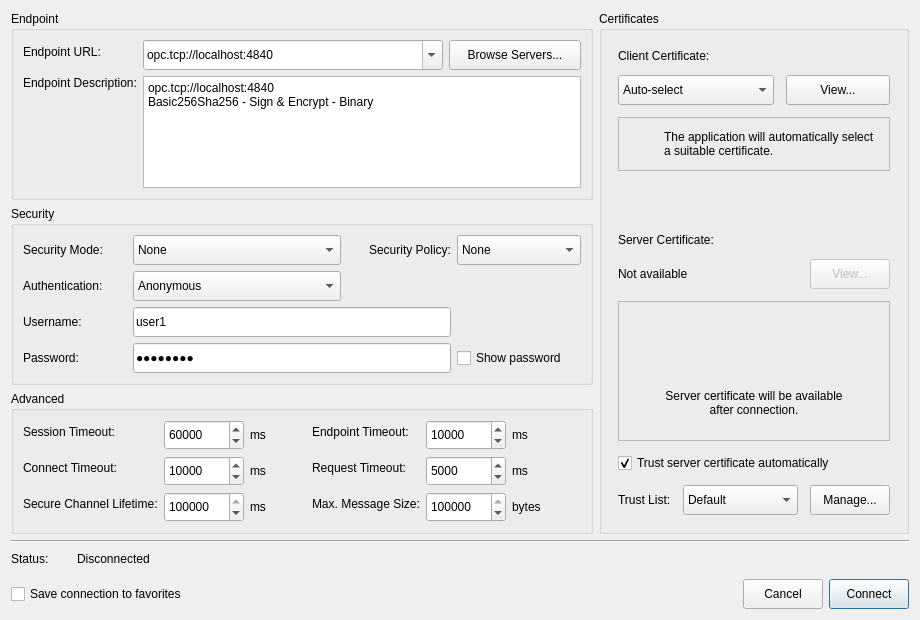
Old version of the form src/dialogs/connectiondialog.ui in the repository sanny32/OpenUaExplorer.
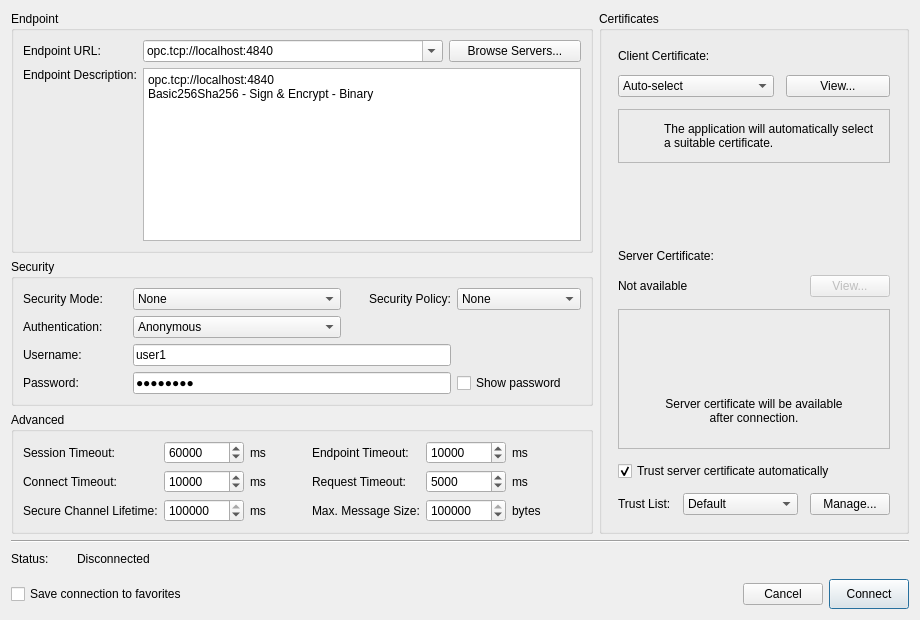
New version of the form. Icons and pictures are not drawn. Custom widgets are drawn as their Qt base class.

Commit message: feat: Enhance AppStyle and UI components with size adjustments and themed button integration

```diff
--- a/src/dialogs/connectiondialog.ui
+++ b/src/dialogs/connectiondialog.ui
@@ -69,7 +69,7 @@
               <property name="minimumSize">
                <size>
                 <width>300</width>
-                <height>30</height>
+                <height>0</height>
                </size>
               </property>
               <property name="editable">
@@ -84,12 +84,6 @@
             </item>
             <item>
              <widget class="ThemedPushButton" name="browseServersButton">
-              <property name="minimumSize">
-               <size>
-                <width>0</width>
-                <height>30</height>
-               </size>
-              </property>
               <property name="text">
                <string>Browse Servers...</string>
               </property>
@@ -138,12 +132,6 @@
           </item>
           <item row="2" column="1" colspan="3">
            <widget class="QLineEdit" name="usernameEdit">
-            <property name="minimumSize">
-             <size>
-              <width>0</width>
-              <height>30</height>
-             </size>
-            </property>
             <property name="text">
              <string>user1</string>
             </property>
@@ -158,12 +146,6 @@
           </item>
           <item row="3" column="1" colspan="3">
            <widget class="QLineEdit" name="passwordEdit">
-            <property name="minimumSize">
-             <size>
-              <width>0</width>
-              <height>30</height>
-             </size>
-            </property>
             <property name="text">
              <string>password</string>
             </property>
@@ -188,12 +170,6 @@
           </item>
           <item row="0" column="4">
            <widget class="QComboBox" name="securityPolicyComboBox">
-            <property name="minimumSize">
-             <size>
-              <width>0</width>
-              <height>30</height>
-             </size>
-            </property>
             <item>
              <property name="text">
               <string>None</string>
@@ -213,12 +189,6 @@
           </item>
           <item row="1" column="1" colspan="2">
            <widget class="QComboBox" name="authenticationComboBox">
-            <property name="minimumSize">
-             <size>
-              <width>0</width>
-              <height>30</height>
-             </size>
-            </property>
             <item>
              <property name="text">
               <string>Anonymous</string>
@@ -238,12 +208,6 @@
           </item>
           <item row="0" column="1" colspan="2">
            <widget class="QComboBox" name="securityModeComboBox">
-            <property name="minimumSize">
-             <size>
-              <width>0</width>
-              <height>30</height>
-             </size>
-            </property>
             <item>
              <property name="text">
               <string>None</string>
@@ -286,7 +250,7 @@
                 <property name="minimumSize">
                  <size>
                   <width>80</width>
-                  <height>30</height>
+                  <height>0</height>
                  </size>
                 </property>
                 <property name="maximum">
@@ -333,7 +297,7 @@
                 <property name="minimumSize">
                  <size>
                   <width>80</width>
-                  <height>30</height>
+                  <height>0</height>
                  </size>
                 </property>
                 <property name="maximum">
@@ -380,7 +344,7 @@
                 <property name="minimumSize">
                  <size>
                   <width>80</width>
-                  <height>30</height>
+                  <height>0</height>
                  </size>
                 </property>
                 <property name="maximum">
@@ -431,7 +395,7 @@
                 <property name="minimumSize">
                  <size>
                   <width>80</width>
-                  <height>30</height>
+                  <height>0</height>
                  </size>
                 </property>
                 <property name="maximum">
@@ -478,7 +442,7 @@
                 <property name="minimumSize">
                  <size>
                   <width>80</width>
-                  <height>30</height>
+                  <height>0</height>
                  </size>
                 </property>
                 <property name="maximum">
@@ -525,7 +489,7 @@
                 <property name="minimumSize">
                  <size>
                   <width>80</width>
-                  <height>30</height>
+                  <height>0</height>
                  </size>
                 </property>
                 <property name="maximum">
@@ -597,12 +561,6 @@
          <layout class="QHBoxLayout" name="clientCertificateLayout">
           <item>
            <widget class="QComboBox" name="clientCertificateComboBox">
-            <property name="minimumSize">
-             <size>
-              <width>0</width>
-              <height>30</height>
-             </size>
-            </property>
             <item>
              <property name="text">
               <string>Auto-select</string>
@@ -617,12 +575,6 @@
           </item>
           <item>
            <widget class="ThemedPushButton" name="clientCertificateViewButton">
-            <property name="minimumSize">
-             <size>
-              <width>0</width>
-              <height>30</height>
-             </size>
-            </property>
             <property name="text">
              <string>View...</string>
             </property>
@@ -716,12 +668,6 @@
             <property name="enabled">
              <bool>false</bool>
             </property>
-            <property name="minimumSize">
-             <size>
-              <width>0</width>
-              <height>30</height>
-             </size>
-            </property>
             <property name="text">
              <string>View...</string>
             </property>
@@ -792,12 +738,6 @@
           </item>
           <item>
            <widget class="QComboBox" name="trustListComboBox">
-            <property name="minimumSize">
-             <size>
-              <width>0</width>
-              <height>30</height>
-             </size>
-            </property>
             <item>
              <property name="text">
               <string>Default</string>
@@ -823,12 +763,6 @@
               <verstretch>0</verstretch>
              </sizepolicy>
             </property>
-            <property name="minimumSize">
-             <size>
-              <width>0</width>
-              <height>30</height>
-             </size>
-            </property>
             <property name="text">
              <string>Manage...</string>
             </property>
@@ -940,12 +874,6 @@
      </item>
      <item>
       <widget class="ThemedPushButton" name="cancelButton">
-       <property name="minimumSize">
-        <size>
-         <width>0</width>
-         <height>30</height>
-        </size>
-       </property>
        <property name="text">
         <string>Cancel</string>
        </property>
```
The commit also changes 3 other files.
